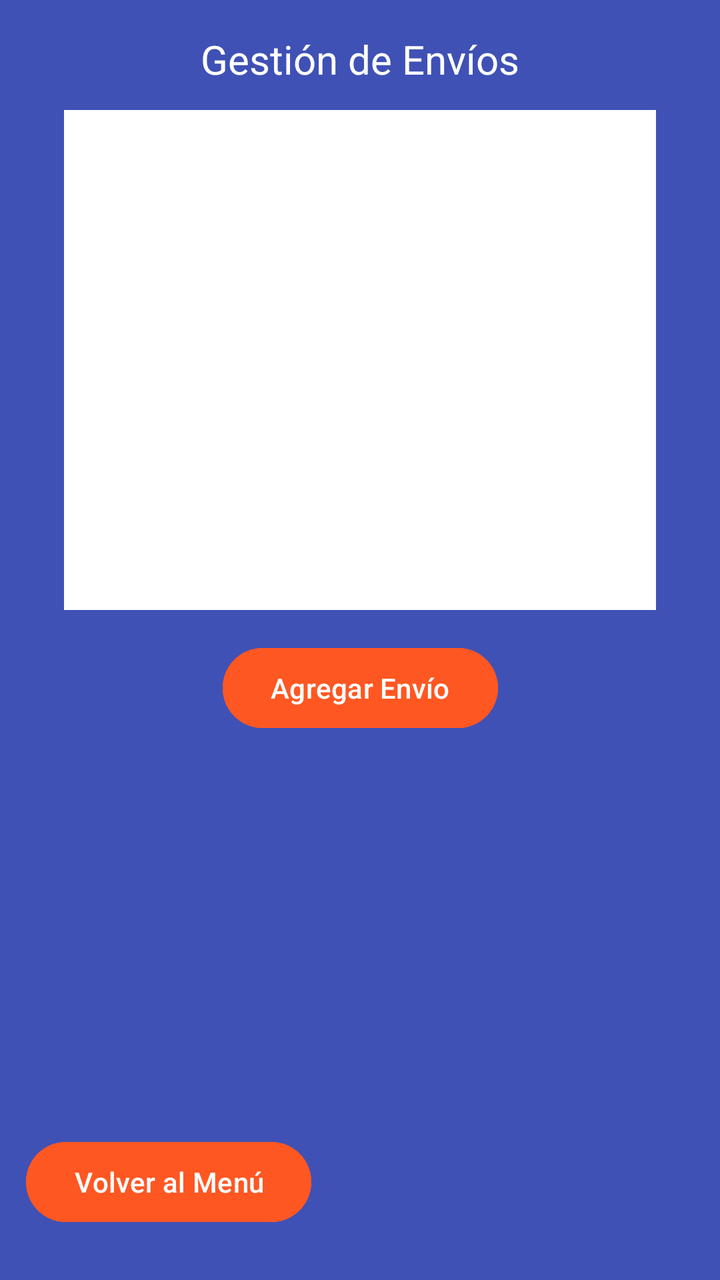
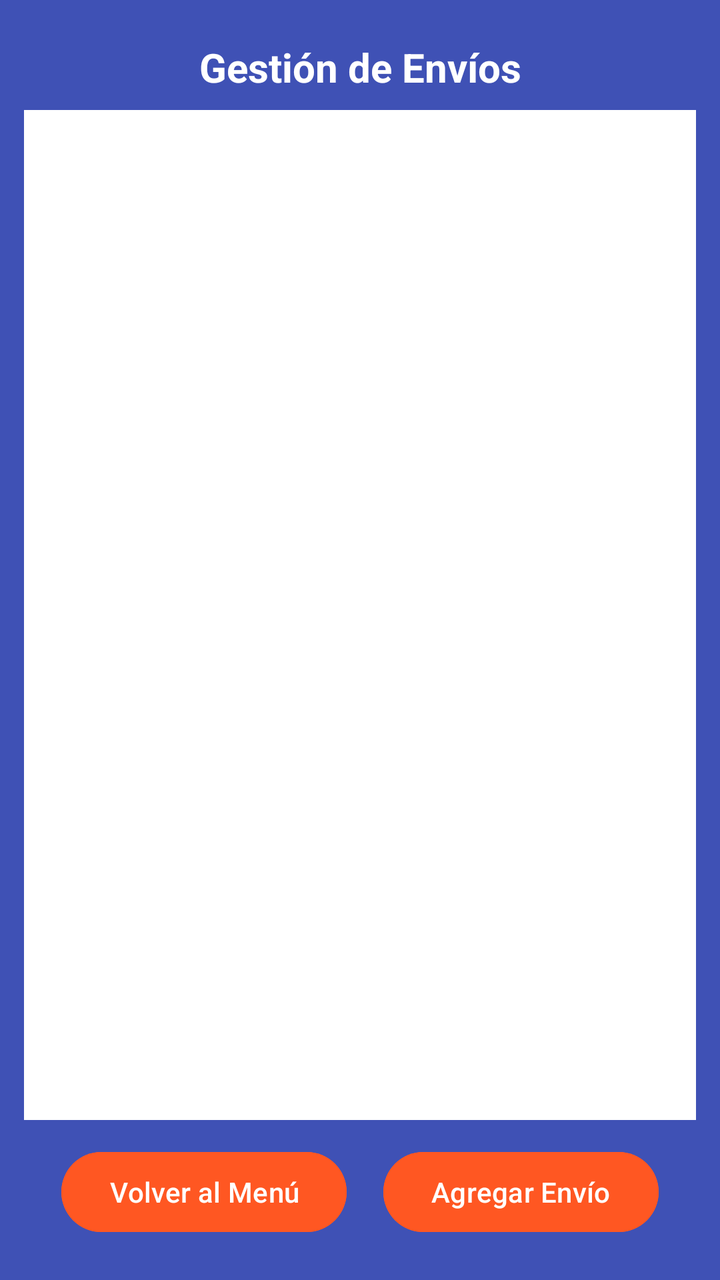

Two renders of the same Android screen: before a commit and after it. Below are the layout's source before the change and the commit's diff.
<!-- AndroidManifest.xml: application theme Theme.BoxFly -->
<!-- res/layout/activity_envios.xml -->
<?xml version="1.0" encoding="utf-8"?>
<androidx.constraintlayout.widget.ConstraintLayout xmlns:android="http://schemas.android.com/apk/res/android"
    xmlns:app="http://schemas.android.com/apk/res-auto"
    xmlns:tools="http://schemas.android.com/tools"
    android:id="@+id/main"
    android:layout_width="match_parent"
    android:layout_height="match_parent"
    android:background="#3F51B5"
    tools:context=".GestorEnvios">

    <TextView
        android:id="@+id/lblGestionEnvios"
        android:layout_width="wrap_content"
        android:layout_height="wrap_content"
        android:layout_marginTop="16dp"
        android:layout_marginBottom="12dp"
        android:text="Gestión de Envíos"
        android:textColor="#FFFFFF"
        android:textSize="20sp"
        app:layout_constraintBottom_toTopOf="@+id/rvEnvios"
        app:layout_constraintEnd_toEndOf="parent"
        app:layout_constraintStart_toStartOf="parent"
        app:layout_constraintTop_toTopOf="parent" />

    <androidx.recyclerview.widget.RecyclerView
        android:id="@+id/rvEnvios"
        android:layout_width="0dp"
        android:layout_height="0dp"
        android:layout_marginStart="32dp"
        android:layout_marginEnd="32dp"
        android:layout_marginBottom="15dp"
        android:background="#FFFFFF"
        app:layout_constraintBottom_toTopOf="@+id/btnAgregarEnvio"
        app:layout_constraintEnd_toEndOf="parent"
        app:layout_constraintStart_toStartOf="parent"
        app:layout_constraintTop_toBottomOf="@+id/lblGestionEnvios" />

    <Button
        android:id="@+id/btnAgregarEnvio"
        android:layout_width="wrap_content"
        android:layout_height="wrap_content"
        android:layout_marginBottom="199dp"
        android:backgroundTint="#FF5722"
        android:text="Agregar Envío"
        app:layout_constraintBottom_toTopOf="@+id/btnVolver"
        app:layout_constraintEnd_toEndOf="parent"
        app:layout_constraintStart_toStartOf="parent"
        app:layout_constraintTop_toBottomOf="@+id/rvEnvios" />

    <Button
        android:id="@+id/btnVolver"
        android:layout_width="wrap_content"
        android:layout_height="wrap_content"
        android:layout_marginStart="13dp"
        android:layout_marginBottom="25dp"
        android:backgroundTint="#FF5722"
        android:text="Volver al Menú"
        app:layout_constraintBottom_toBottomOf="parent"
        app:layout_constraintStart_toStartOf="parent"
        app:layout_constraintTop_toBottomOf="@+id/btnAgregarEnvio" />

</androidx.constraintlayout.widget.ConstraintLayout>
<!-- resources referenced by this layout -->
<resources>
  <style name="Theme.BoxFly" parent="Base.Theme.BoxFly" />
  <style name="Base.Theme.BoxFly" parent="Theme.Material3.DayNight.NoActionBar">
          
          
      </style>
</resources>

<!-- the commit's change to res/layout/activity_envios.xml (unified diff, before → after) -->
@@ -6,18 +6,19 @@
     android:layout_width="match_parent"
     android:layout_height="match_parent"
     android:background="#3F51B5"
+    android:padding="12dp"
     tools:context=".GestorEnvios">
 
     <TextView
         android:id="@+id/lblGestionEnvios"
         android:layout_width="wrap_content"
         android:layout_height="wrap_content"
-        android:layout_marginTop="16dp"
-        android:layout_marginBottom="12dp"
+        android:layout_marginTop="8dp"
+        android:layout_marginBottom="8dp"
         android:text="Gestión de Envíos"
         android:textColor="#FFFFFF"
         android:textSize="20sp"
-        app:layout_constraintBottom_toTopOf="@+id/rvEnvios"
+        android:textStyle="bold"
         app:layout_constraintEnd_toEndOf="parent"
         app:layout_constraintStart_toStartOf="parent"
         app:layout_constraintTop_toTopOf="parent" />
@@ -26,9 +27,8 @@
         android:id="@+id/rvEnvios"
         android:layout_width="0dp"
         android:layout_height="0dp"
-        android:layout_marginStart="32dp"
-        android:layout_marginEnd="32dp"
-        android:layout_marginBottom="15dp"
+        android:layout_marginTop="8dp"
+        android:layout_marginBottom="12dp"
         android:background="#FFFFFF"
         app:layout_constraintBottom_toTopOf="@+id/btnAgregarEnvio"
         app:layout_constraintEnd_toEndOf="parent"
@@ -39,24 +39,22 @@
         android:id="@+id/btnAgregarEnvio"
         android:layout_width="wrap_content"
         android:layout_height="wrap_content"
-        android:layout_marginBottom="199dp"
+        android:layout_marginBottom="8dp"
         android:backgroundTint="#FF5722"
         android:text="Agregar Envío"
-        app:layout_constraintBottom_toTopOf="@+id/btnVolver"
+        app:layout_constraintBottom_toBottomOf="parent"
         app:layout_constraintEnd_toEndOf="parent"
-        app:layout_constraintStart_toStartOf="parent"
-        app:layout_constraintTop_toBottomOf="@+id/rvEnvios" />
+        app:layout_constraintStart_toEndOf="@+id/btnVolver" />
 
     <Button
         android:id="@+id/btnVolver"
         android:layout_width="wrap_content"
         android:layout_height="wrap_content"
-        android:layout_marginStart="13dp"
-        android:layout_marginBottom="25dp"
+        android:layout_marginBottom="8dp"
         android:backgroundTint="#FF5722"
         android:text="Volver al Menú"
         app:layout_constraintBottom_toBottomOf="parent"
-        app:layout_constraintStart_toStartOf="parent"
-        app:layout_constraintTop_toBottomOf="@+id/btnAgregarEnvio" />
+        app:layout_constraintEnd_toStartOf="@+id/btnAgregarEnvio"
+        app:layout_constraintStart_toStartOf="parent" />
 
 </androidx.constraintlayout.widget.ConstraintLayout>
